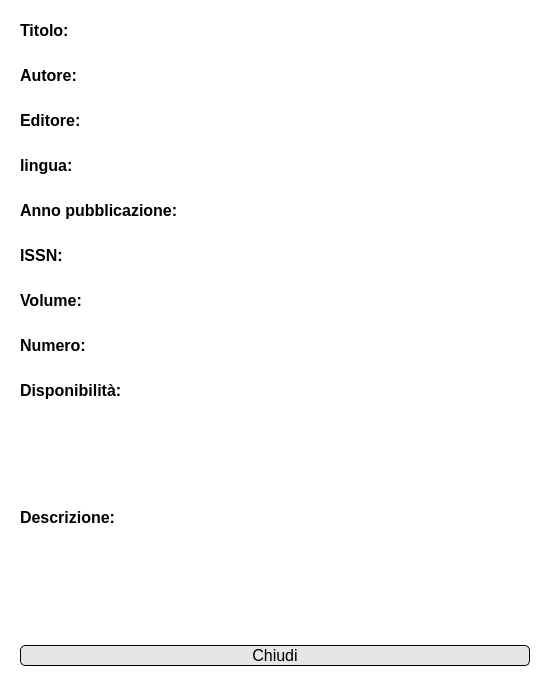
This is View/Amministratore/UI files/visualizza rivista.ui in FrancescoFinizii/Biblioteca-universitaria as Qt 5 draws it before an edit. The edited form follows.
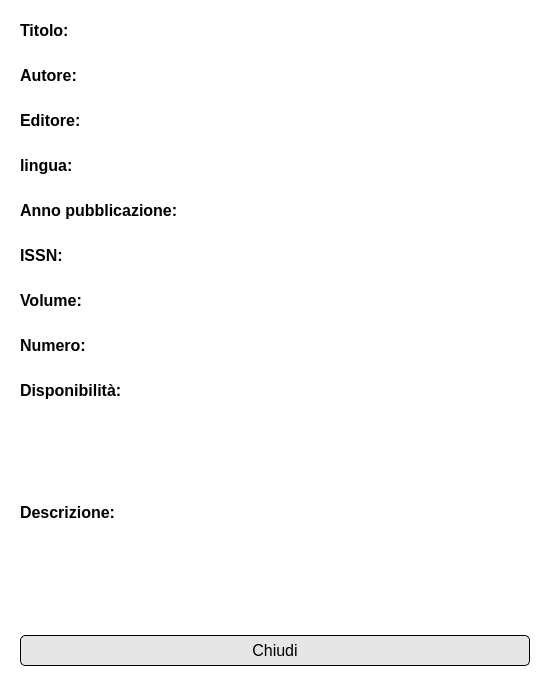
This is the edited form. Icons and pictures are not drawn.

```diff
--- a/View/Amministratore/UI files/visualizza rivista.ui
+++ b/View/Amministratore/UI files/visualizza rivista.ui
@@ -540,6 +540,7 @@
 	background-color:rgb(230, 230, 230);
 	border-radius: 5px;
 	border-color: rgb(0, 0, 0);
+	padding: 5px 3px;
 }
 QPushButton#chiudiButton:hover {
 	background-color: rgb(207, 207, 207);
```
